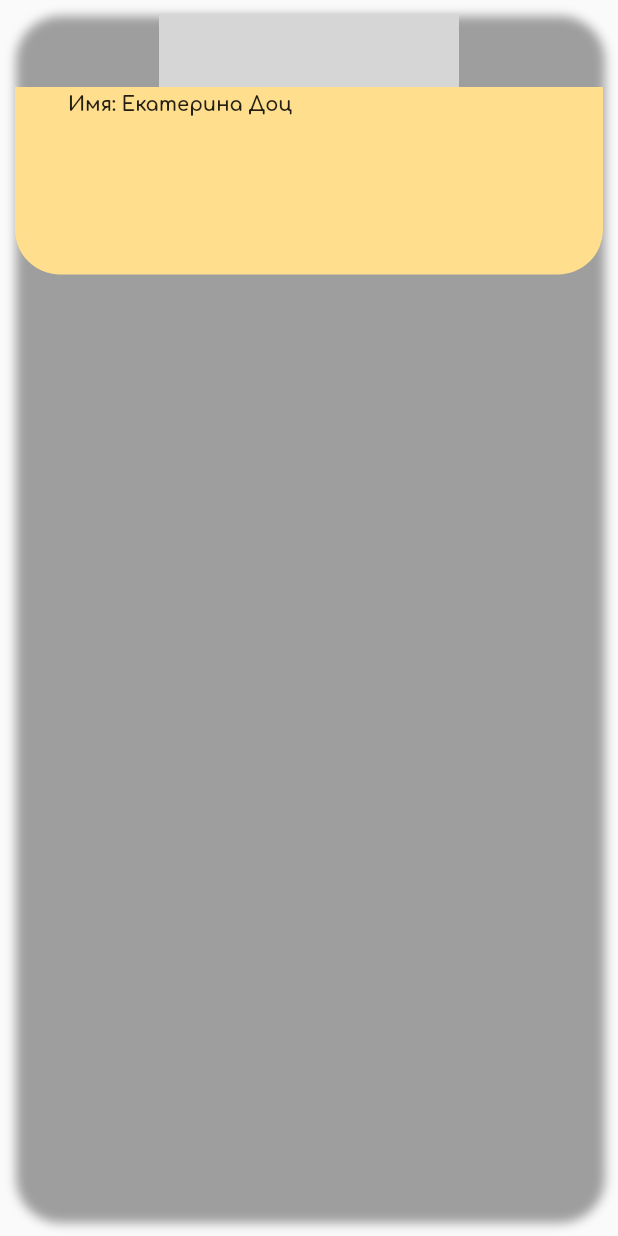
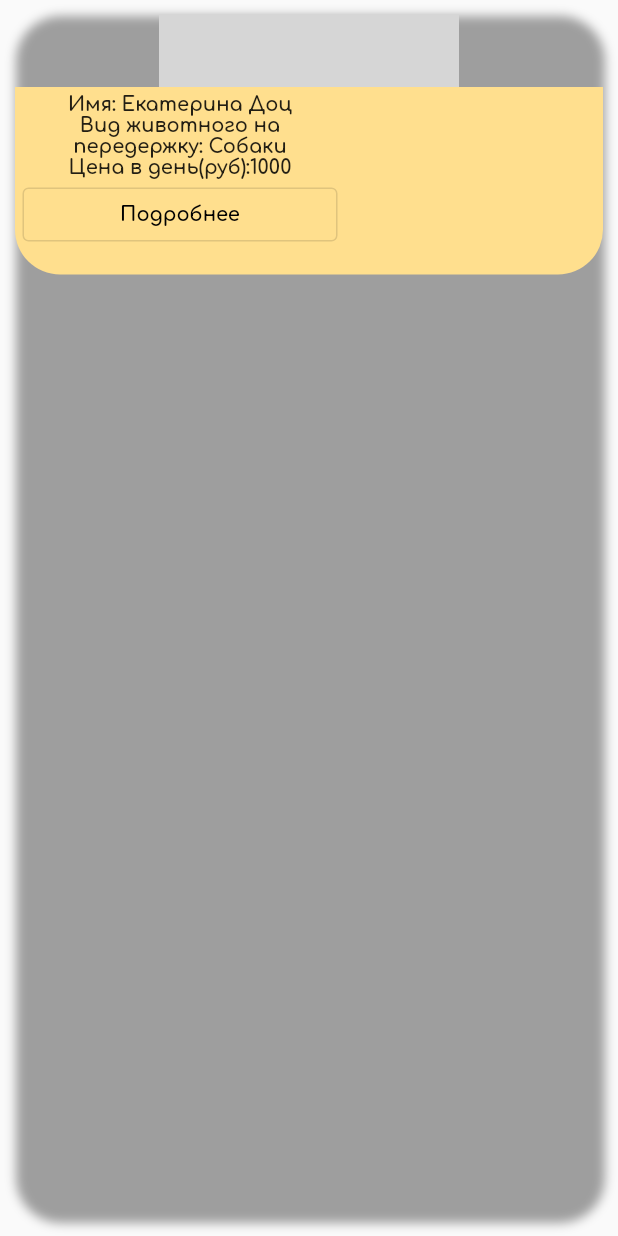
Before and after one commit to Ekaterina0801/Pet-Care-App, a Flutter app: the AccountBlock widget shown alone on an empty page, opened directly with sample values from the repository, on a phone screen of 412 x 824 dp. Run offline on Flutter 3.47's test engine with Material 2 defaults, Android fonts, the phone set to English and light mode, and no system bars; our stand-ins replace bloc, flutter_bloc, formz, google_fonts, salomon_bottom_bar, syncfusion_flutter_calendar and 1 more; missing offline and left inert: avatars, syncfusion_localizations; grey boxes are pictures that could not be loaded.

Commit message:
Отображение информации о передержке, добавление пункта цены, кнопка

```diff
--- a/lib/pages/AdvicePage/ArticlePage.dart
+++ b/lib/pages/AdvicePage/ArticlePage.dart
@@ -30,9 +30,7 @@ class ArticlePage extends StatelessWidget {
               ),
             ),
           )
-        ]
-
-            ));
+        ]));
   }
 }
 
--- a/lib/pages/PetBoardingPage/Account.dart
+++ b/lib/pages/PetBoardingPage/Account.dart
@@ -3,7 +3,13 @@ class Account {
   final String email;
   final String district;
   final String kinfofpet;
+  final String price;
   final bool agreement;
   Account(
-      {this.name, this.email, this.district, this.kinfofpet, this.agreement});
+      {this.name,
+      this.email,
+      this.district,
+      this.kinfofpet,
+      this.price,
+      this.agreement});
 }
--- a/lib/pages/PetBoardingPage/AccountBlock.dart
+++ b/lib/pages/PetBoardingPage/AccountBlock.dart
@@ -54,18 +54,17 @@ class AccountBlock extends StatelessWidget {
                       height: 125,
                       width: 220,
                       padding: EdgeInsets.all(5),
-                      child: Text(
+                      child: Center(
+                          child: ListView(children: [
+                        Text(
                             'Имя: ' +
-                              account.name,
-                              // '\n' +
-                              // 'E-mail: ' +
-                              // account.email +
-                              // '\n' +
-                              // 'Район: ' +
-                              // account.district +
-                              // '\n' +
-                              // 'Каких животных можно оставить: ' +
-                              // account.kinfofpet,
+                                account.name +
+                                '\n' +
+                                'Вид животного на передержку: ' +
+                                account.kinfofpet +
+                                '\n' +
+                                'Цена в день(руб):' +
+                                account.price,
                             maxLines: 9,
                             overflow: TextOverflow.ellipsis,
                             textAlign: TextAlign.center,
@@ -73,6 +72,17 @@ class AccountBlock extends StatelessWidget {
                                 fontStyle: FontStyle.normal,
                                 fontWeight: FontWeight.w800,
                                 fontSize: 13)),
+                        OutlinedButton(
+                            onPressed: () {},
+                            child: Text('Подробнее',
+                                overflow: TextOverflow.ellipsis,
+                                textAlign: TextAlign.center,
+                                style: GoogleFonts.comfortaa(
+                                    color: Colors.black,
+                                    fontStyle: FontStyle.normal,
+                                    fontWeight: FontWeight.w800,
+                                    fontSize: 13)))
+                      ])),
                     ),
                   )),
             ],
--- a/lib/repository/accounts.dart
+++ b/lib/repository/accounts.dart
@@ -6,35 +6,41 @@ var accounts = [
     email: "ekaterina_dots@mail.ru",
     district: "Советский",
     kinfofpet: "Собаки",
+    price: "1000",
   ),
   Account(
     name: "Вадим Иванов",
     email: "vadim_ivanov@mail.ru",
     district: "Советский",
     kinfofpet: "Коты и кошки",
+    price: "300",
   ),
   Account(
     name: "Татьяна Самсонова",
     email: "tatyana_san@mail.ru",
     district: "Советский",
-    kinfofpet: "Коты и рыбки",
+    kinfofpet: "Коты",
+    price: "500",
   ),
   Account(
     name: "Анна Шишкина",
     email: "anna_shiskina@mail.ru",
     district: "Советский",
-    kinfofpet: "Хомячки и морские свинки",
+    kinfofpet: "Собаки",
+    price: "750",
   ),
   Account(
     name: "Марат Пустовой",
     email: "pustovoi@mail.ru",
     district: "Советский",
     kinfofpet: "Собаки",
+    price: "800",
   ),
   Account(
     name: "Егор Галиченко",
     email: "egor_galichenko@mail.ru",
     district: "Советский",
     kinfofpet: "Коты и собаки",
+    price: "600",
   ),
 ];
```
Lines whose indentation alone changed are shown as unchanged.
